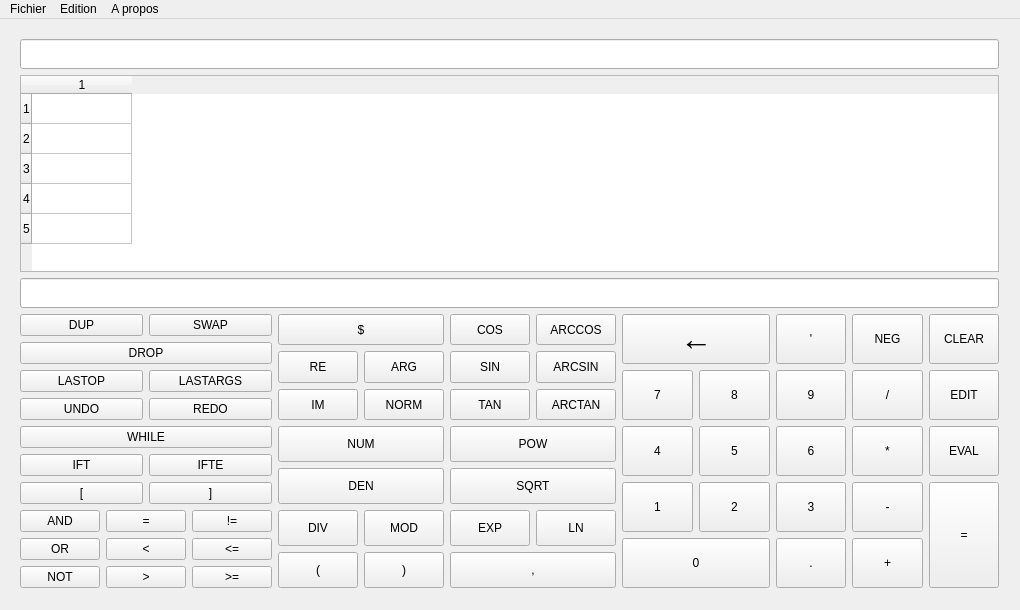
Qt form UTComputer/UTComputer/mainwindow.ui (Bendabir/LO21) before a commit.
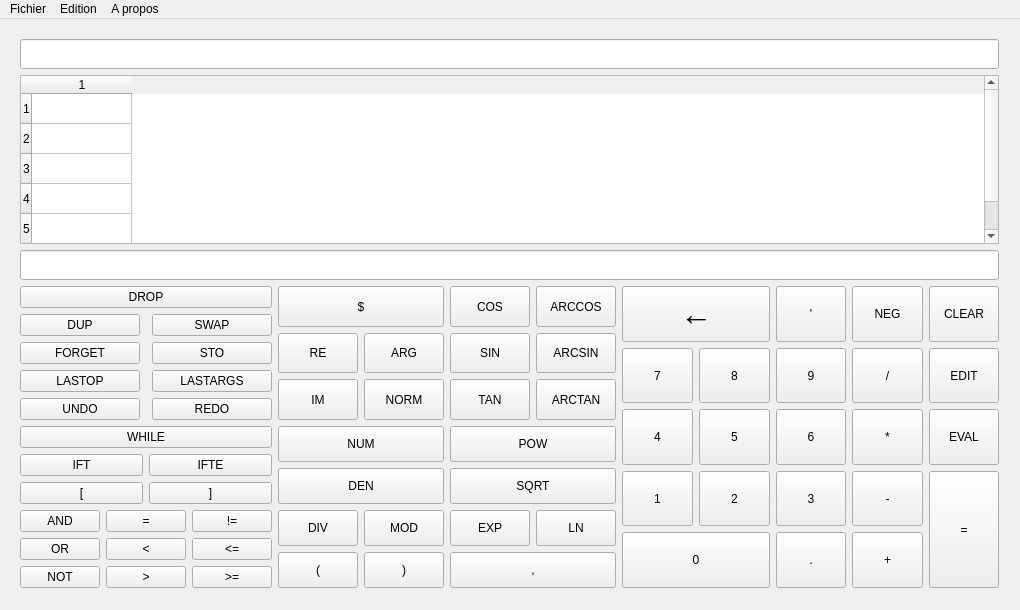
The same form after that commit.

Commit message: Ajout des boutons FORGET et STO.

Patch:
```diff
--- a/UTComputer/UTComputer/mainwindow.ui
+++ b/UTComputer/UTComputer/mainwindow.ui
@@ -770,20 +770,7 @@
        </item>
        <item row="0" column="0">
         <layout class="QGridLayout" name="stackButtons">
-         <item row="2" column="0">
-          <widget class="QPushButton" name="lastop">
-           <property name="sizePolicy">
-            <sizepolicy hsizetype="Expanding" vsizetype="Expanding">
-             <horstretch>0</horstretch>
-             <verstretch>0</verstretch>
-            </sizepolicy>
-           </property>
-           <property name="text">
-            <string>LASTOP</string>
-           </property>
-          </widget>
-         </item>
-         <item row="0" column="1">
+         <item row="1" column="2">
           <widget class="QPushButton" name="swap">
            <property name="sizePolicy">
             <sizepolicy hsizetype="Expanding" vsizetype="Expanding">
@@ -796,7 +783,20 @@
            </property>
           </widget>
          </item>
-         <item row="2" column="1">
+         <item row="3" column="0">
+          <widget class="QPushButton" name="lastop">
+           <property name="sizePolicy">
+            <sizepolicy hsizetype="Expanding" vsizetype="Expanding">
+             <horstretch>0</horstretch>
+             <verstretch>0</verstretch>
+            </sizepolicy>
+           </property>
+           <property name="text">
+            <string>LASTOP</string>
+           </property>
+          </widget>
+         </item>
+         <item row="3" column="2">
           <widget class="QPushButton" name="lastargs">
            <property name="sizePolicy">
             <sizepolicy hsizetype="Expanding" vsizetype="Expanding">
@@ -809,20 +809,7 @@
            </property>
           </widget>
          </item>
-         <item row="1" column="0" colspan="2">
-          <widget class="QPushButton" name="drop">
-           <property name="sizePolicy">
-            <sizepolicy hsizetype="Expanding" vsizetype="Expanding">
-             <horstretch>0</horstretch>
-             <verstretch>0</verstretch>
-            </sizepolicy>
-           </property>
-           <property name="text">
-            <string>DROP</string>
-           </property>
-          </widget>
-         </item>
-         <item row="0" column="0">
+         <item row="1" column="0">
           <widget class="QPushButton" name="dup">
            <property name="sizePolicy">
             <sizepolicy hsizetype="Expanding" vsizetype="Expanding">
@@ -835,20 +822,7 @@
            </property>
           </widget>
          </item>
-         <item row="3" column="0">
-          <widget class="QPushButton" name="undo">
-           <property name="sizePolicy">
-            <sizepolicy hsizetype="Expanding" vsizetype="Expanding">
-             <horstretch>0</horstretch>
-             <verstretch>0</verstretch>
-            </sizepolicy>
-           </property>
-           <property name="text">
-            <string>UNDO</string>
-           </property>
-          </widget>
-         </item>
-         <item row="3" column="1">
+         <item row="4" column="2">
           <widget class="QPushButton" name="redo">
            <property name="sizePolicy">
             <sizepolicy hsizetype="Expanding" vsizetype="Expanding">
@@ -861,6 +835,46 @@
            </property>
           </widget>
          </item>
+         <item row="4" column="0">
+          <widget class="QPushButton" name="undo">
+           <property name="sizePolicy">
+            <sizepolicy hsizetype="Expanding" vsizetype="Expanding">
+             <horstretch>0</horstretch>
+             <verstretch>0</verstretch>
+            </sizepolicy>
+           </property>
+           <property name="text">
+            <string>UNDO</string>
+           </property>
+          </widget>
+         </item>
+         <item row="2" column="2">
+          <widget class="QPushButton" name="sto">
+           <property name="text">
+            <string>STO</string>
+           </property>
+          </widget>
+         </item>
+         <item row="2" column="0">
+          <widget class="QPushButton" name="forget">
+           <property name="text">
+            <string>FORGET</string>
+           </property>
+          </widget>
+         </item>
+         <item row="0" column="0" colspan="3">
+          <widget class="QPushButton" name="drop">
+           <property name="sizePolicy">
+            <sizepolicy hsizetype="Expanding" vsizetype="Expanding">
+             <horstretch>0</horstretch>
+             <verstretch>0</verstretch>
+            </sizepolicy>
+           </property>
+           <property name="text">
+            <string>DROP</string>
+           </property>
+          </widget>
+         </item>
         </layout>
        </item>
        <item row="0" column="4" rowspan="2">
```
The commit also changes 11 other files.
